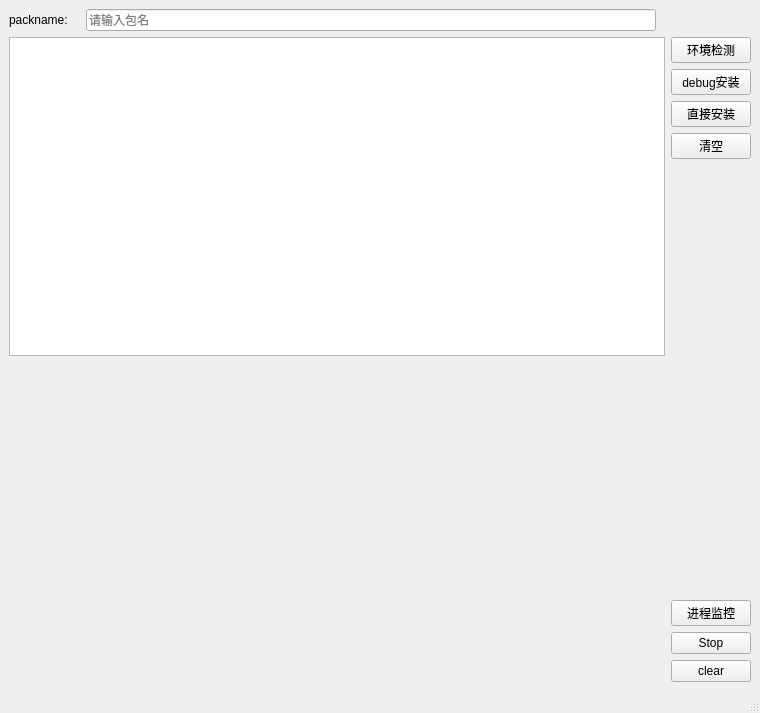
Before: the Qt Designer form ui/newtoolui.ui in HeroZ6/haiwaitest_tool, drawn with Qt 5.
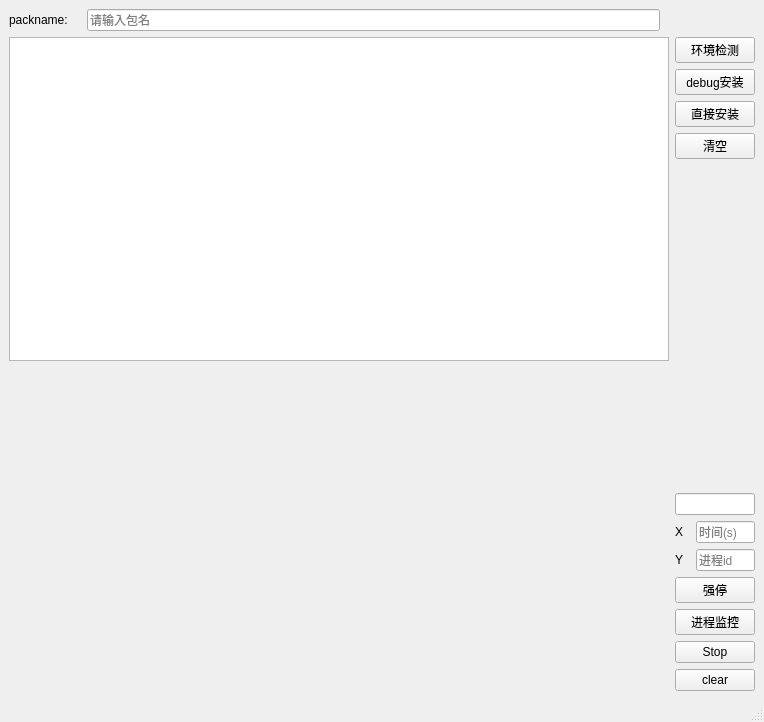
After: the same form once the commit is applied. Custom widgets are drawn as their Qt base class.

Commit message: 1.优化了线程卡顿 2.增加了手动强停和自动记录进程重启 3.去除了qt本身的线程代码

Patch:
```diff
--- a/ui/newtoolui.ui
+++ b/ui/newtoolui.ui
@@ -6,8 +6,8 @@
    <rect>
     <x>0</x>
     <y>0</y>
-    <width>760</width>
-    <height>713</height>
+    <width>764</width>
+    <height>722</height>
    </rect>
   </property>
   <property name="windowTitle">
@@ -135,7 +135,7 @@
         <item>
          <layout class="QVBoxLayout" name="button_ui">
           <item>
-           <layout class="QVBoxLayout" name="verticalLayout" stretch="1,1,1,1,6">
+           <layout class="QVBoxLayout" name="verticalLayout" stretch="1,1,1,1,6,0,0,0,0">
             <item>
              <widget class="QPushButton" name="env_button">
               <property name="text">
@@ -177,6 +177,76 @@
               </property>
              </spacer>
             </item>
+            <item>
+             <widget class="QLineEdit" name="time_line"/>
+            </item>
+            <item>
+             <layout class="QHBoxLayout" name="X_value" stretch="2,8">
+              <item>
+               <widget class="QLabel" name="X">
+                <property name="sizePolicy">
+                 <sizepolicy hsizetype="Ignored" vsizetype="Preferred">
+                  <horstretch>0</horstretch>
+                  <verstretch>0</verstretch>
+                 </sizepolicy>
+                </property>
+                <property name="text">
+                 <string>X</string>
+                </property>
+               </widget>
+              </item>
+              <item>
+               <widget class="QLineEdit" name="X_line">
+                <property name="sizePolicy">
+                 <sizepolicy hsizetype="Ignored" vsizetype="Fixed">
+                  <horstretch>0</horstretch>
+                  <verstretch>0</verstretch>
+                 </sizepolicy>
+                </property>
+                <property name="placeholderText">
+                 <string>时间(s)</string>
+                </property>
+               </widget>
+              </item>
+             </layout>
+            </item>
+            <item>
+             <layout class="QHBoxLayout" name="Y_value" stretch="2,8">
+              <item>
+               <widget class="QLabel" name="Y">
+                <property name="sizePolicy">
+                 <sizepolicy hsizetype="Ignored" vsizetype="Preferred">
+                  <horstretch>0</horstretch>
+                  <verstretch>0</verstretch>
+                 </sizepolicy>
+                </property>
+                <property name="text">
+                 <string>Y</string>
+                </property>
+               </widget>
+              </item>
+              <item>
+               <widget class="QLineEdit" name="Y_line">
+                <property name="sizePolicy">
+                 <sizepolicy hsizetype="Ignored" vsizetype="Fixed">
+                  <horstretch>0</horstretch>
+                  <verstretch>0</verstretch>
+                 </sizepolicy>
+                </property>
+                <property name="placeholderText">
+                 <string>进程id</string>
+                </property>
+               </widget>
+              </item>
+             </layout>
+            </item>
+            <item>
+             <widget class="QPushButton" name="force_stop">
+              <property name="text">
+               <string>强停</string>
+              </property>
+             </widget>
+            </item>
            </layout>
           </item>
           <item>
```
Left out of the diff: 4 changed lines with no effect on the pictures. The commit also changes 1 other file.
